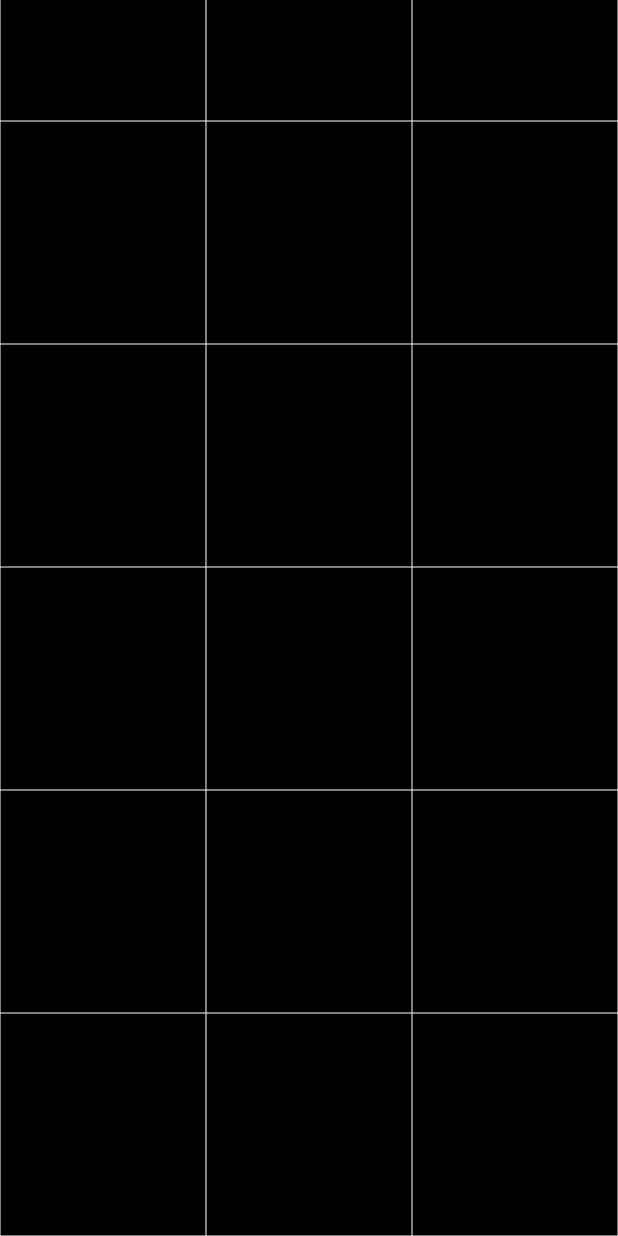
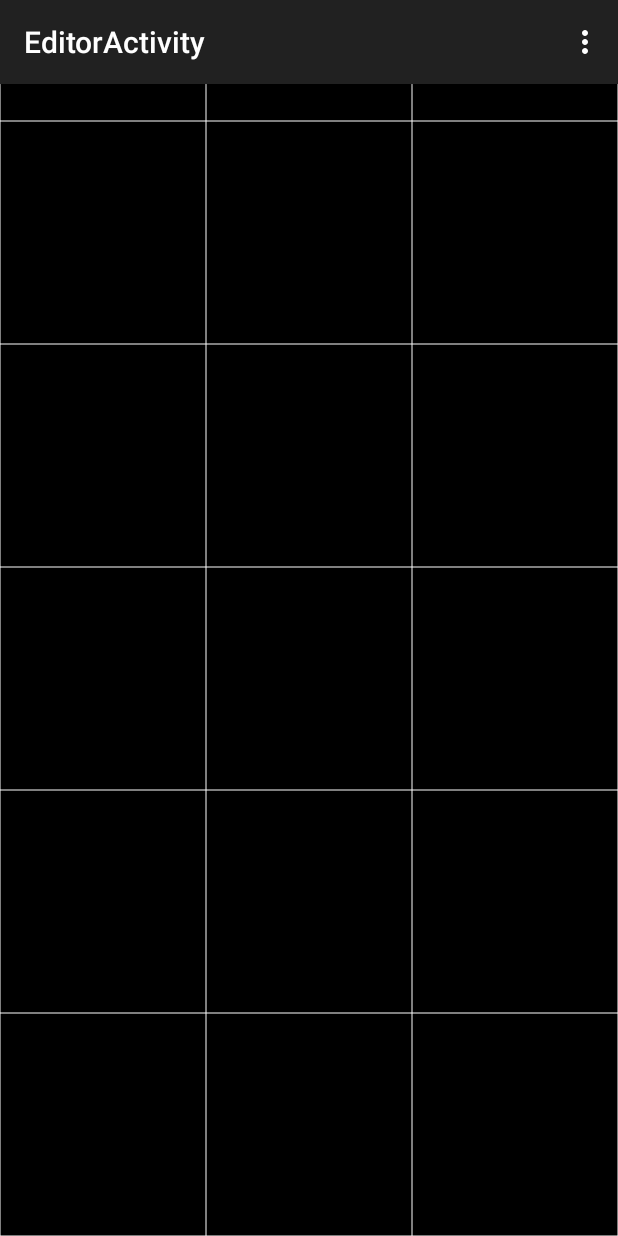
Before and after one commit to JaponTeam/JapanAirlines, an Android app: the screen it shows after launch (EditorActivity), on a phone screen of 412 x 824 dp. Run offline under Robolectric (Android 15) with nearby library versions, the phone set to English and light mode, and no system bars.

Commit message:
Action bar for editor

```diff
--- a/app/src/main/java/fr/m2dl/japanairlines/EditorActivity.java
+++ b/app/src/main/java/fr/m2dl/japanairlines/EditorActivity.java
@@ -3,6 +3,7 @@ package fr.m2dl.japanairlines;
 import android.app.Activity;
 import android.os.Build;
 import android.os.Bundle;
+import android.support.v7.app.ActionBarActivity;
 import android.util.DisplayMetrics;
 import android.util.Log;
 import android.util.TypedValue;
@@ -17,7 +18,7 @@ import android.widget.ScrollView;
 import java.util.ArrayList;
 
 
-public class EditorActivity extends Activity implements View.OnTouchListener {
+public class EditorActivity extends ActionBarActivity implements View.OnTouchListener {
 
     private static long LEVEL_LENGTH = 100;
     private int screenHeight;
--- a/app/src/main/res/menu/menu_editor.xml
+++ b/app/src/main/res/menu/menu_editor.xml
@@ -2,6 +2,10 @@
     xmlns:app="http://schemas.android.com/apk/res-auto"
     xmlns:tools="http://schemas.android.com/tools"
     tools:context="fr.m2dl.japanairlines.EditorActivity">
-    <item android:id="@+id/action_settings" android:title="@string/action_settings"
-        android:orderInCategory="100" app:showAsAction="never" />
+    <item
+        android:id="@+id/action_start"
+        android:title="Test your creation"
+        android:orderInCategory="100"
+        app:showAsAction="never"/>
+
 </menu>
```
